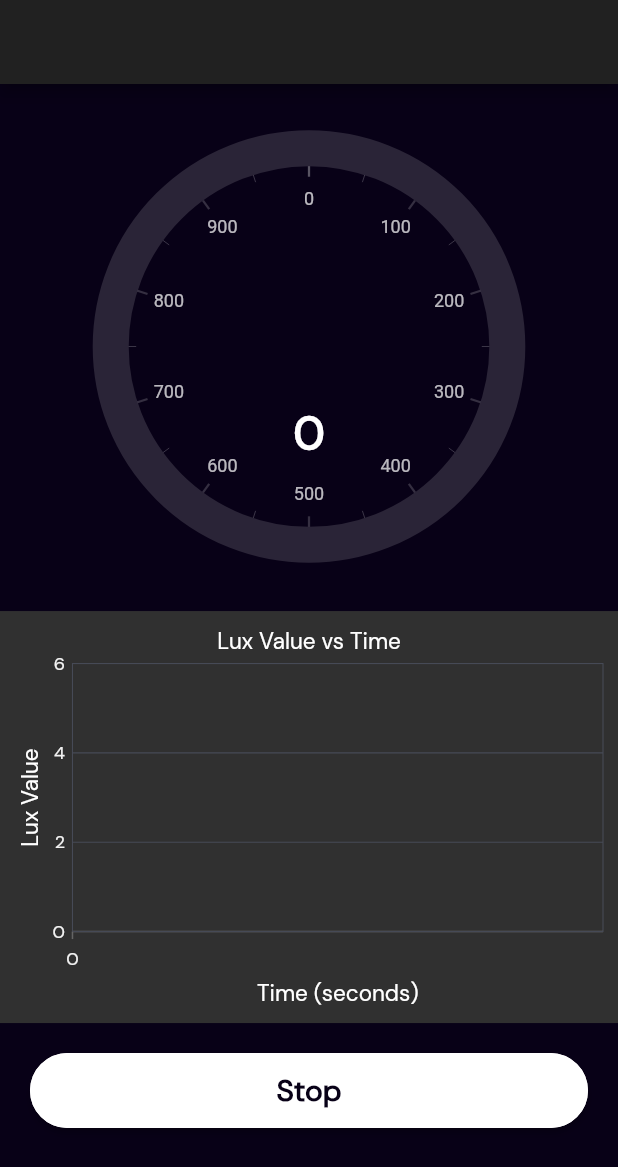
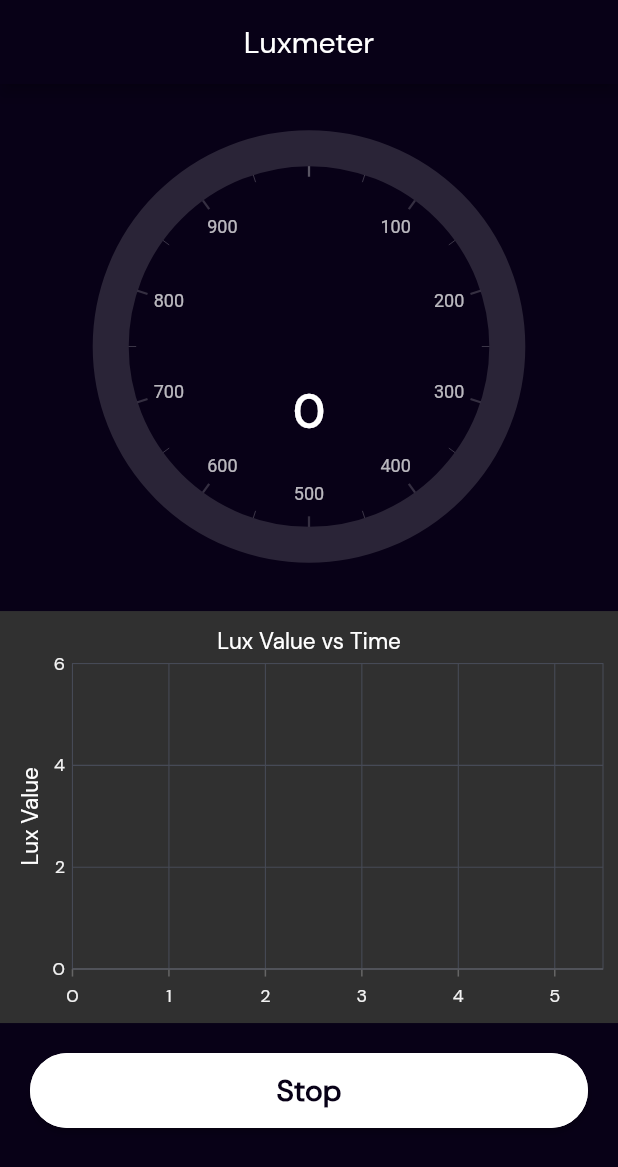
Before and after one commit to BenzeneTech/LUXMETER, a Flutter app: the screen it shows after launch, after a tap on "Start", on a phone screen of 412 x 824 dp. Shown: the top 1167 px of the screen. Run offline on Flutter 3.47's test engine with Material 2 defaults, Android fonts, the phone set to English and light mode, and no system bars; drawn by our look-alikes of syncfusion_flutter_gauges; our stand-ins replace syncfusion_flutter_charts; missing offline and left inert: light.

Commit message:
removed time

```diff
--- a/lib/home.dart
+++ b/lib/home.dart
@@ -22,17 +22,16 @@ class _HomeState extends State<Home> {
     // initPlatformState();
   }
 
-  // // Platform messages are asynchronous, so we initialize in an async method.
-  // Future<void> initPlatformState() async {
-  //   startListening();
-  // }
-
   @override
   Widget build(BuildContext context) {
     var h = MediaQuery.of(context).size.height;
-    var w = MediaQuery.of(context).size.width;
+    // var w = MediaQuery.of(context).size.width;
     return Scaffold(
-      appBar: AppBar(),
+      appBar: AppBar(
+        centerTitle: true,
+        backgroundColor: AppColors.bgColor,
+        title: Text('Luxmeter'),
+      ),
       backgroundColor: AppColors.bgColor,
       body: Center(
         child: Consumer<DataProvider>(
@@ -42,6 +41,7 @@ class _HomeState extends State<Home> {
               Container(
                 child: SfRadialGauge(axes: <RadialAxis>[
                   RadialAxis(
+                      showFirstLabel: false,
                       radiusFactor: h / 1000,
                       maximum: 1000,
                       annotations: <GaugeAnnotation>[
@@ -52,7 +52,7 @@ class _HomeState extends State<Home> {
                                         fontSize: 30,
                                         fontWeight: FontWeight.bold))),
                             angle: 90,
-                            positionFactor: 0.4)
+                            positionFactor: 0.3)
                       ],
                       pointers: <GaugePointer>[
                         RangePointer(
@@ -61,14 +61,14 @@ class _HomeState extends State<Home> {
                             stops: <double>[0.25, 0.75],
                           ),
                           value: double.parse(model.lux.toString()),
-                          cornerStyle: CornerStyle.bothCurve,
+                          // cornerStyle: CornerStyle.bothCurve,
                           width: 24,
                         )
                       ],
                       startAngle: 270,
                       endAngle: 270,
                       axisLineStyle: AxisLineStyle(
-                        cornerStyle: CornerStyle.bothCurve,
+                        // cornerStyle: CornerStyle.bothCurve,
                         thickness: 24,
                         thicknessUnit: GaugeSizeUnit.logicalPixel,
                       )),
--- a/lib/main.dart
+++ b/lib/main.dart
@@ -1,17 +1,24 @@
 import 'package:flutter/material.dart';
+import 'package:flutter/services.dart';
 import 'package:flutterlux/home.dart';
 import 'package:flutterlux/models/provider.dart';
 import 'dart:async';
 import 'package:light/light.dart';
 import 'package:provider/provider.dart';
 
-void main() => runApp(new MyApp());
+void main() {
+  runApp(new MyApp());
+}
 
 class MyApp extends StatelessWidget {
   const MyApp({Key? key}) : super(key: key);
 
   @override
   Widget build(BuildContext context) {
+    SystemChrome.setPreferredOrientations([
+      DeviceOrientation.portraitUp,
+      DeviceOrientation.portraitDown,
+    ]);
     return MultiProvider(
         providers: [
           ChangeNotifierProvider(
--- a/lib/widgets/liveChart.dart
+++ b/lib/widgets/liveChart.dart
@@ -37,12 +37,12 @@ class _LiveChartWidgetState extends State<LiveChartWidget> {
                         yValueMapper: (ChartData data, _) => data.lux,
                       )
                     ],
-                    primaryXAxis: NumericAxis(
-                        // isVisible: false,
-                        majorGridLines: const MajorGridLines(width: 0),
-                        edgeLabelPlacement: EdgeLabelPlacement.shift,
-                        interval: 10,
-                        title: AxisTitle(text: 'Time (seconds)')),
+                    // primaryXAxis: NumericAxis(
+                    //     // isVisible: false,
+                    //     majorGridLines: const MajorGridLines(width: 0),
+                    //     edgeLabelPlacement: EdgeLabelPlacement.shift,
+                    //     interval: 10,
+                    //     title: AxisTitle(text: 'Time (seconds)')),
                     primaryYAxis: NumericAxis(
                         axisLine: const AxisLine(width: 0),
                         majorTickLines: const MajorTickLines(size: 0),
```
